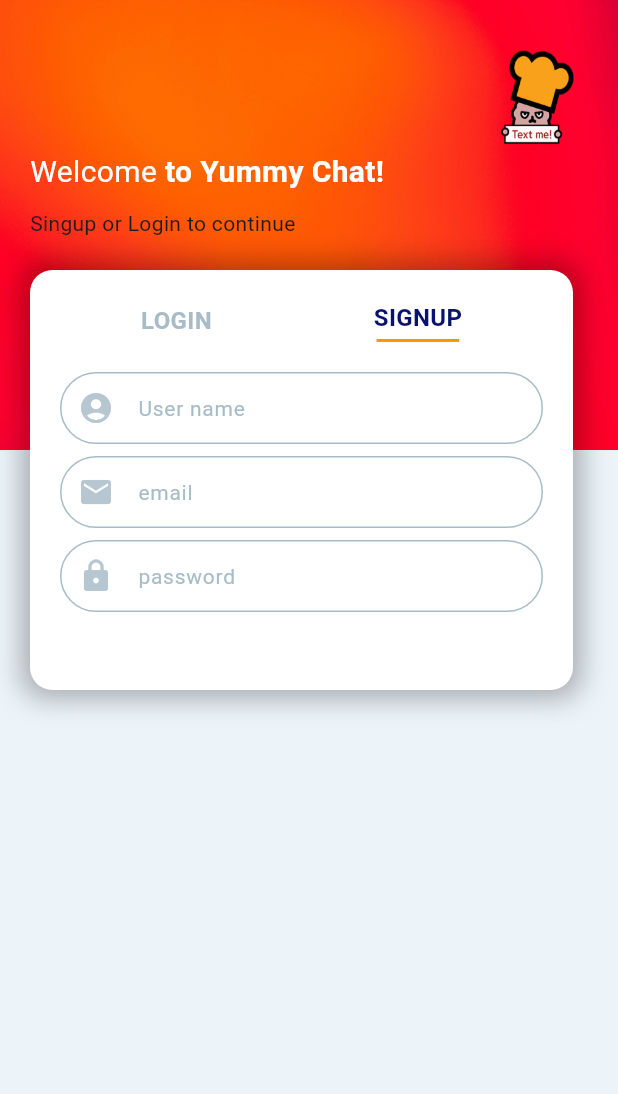
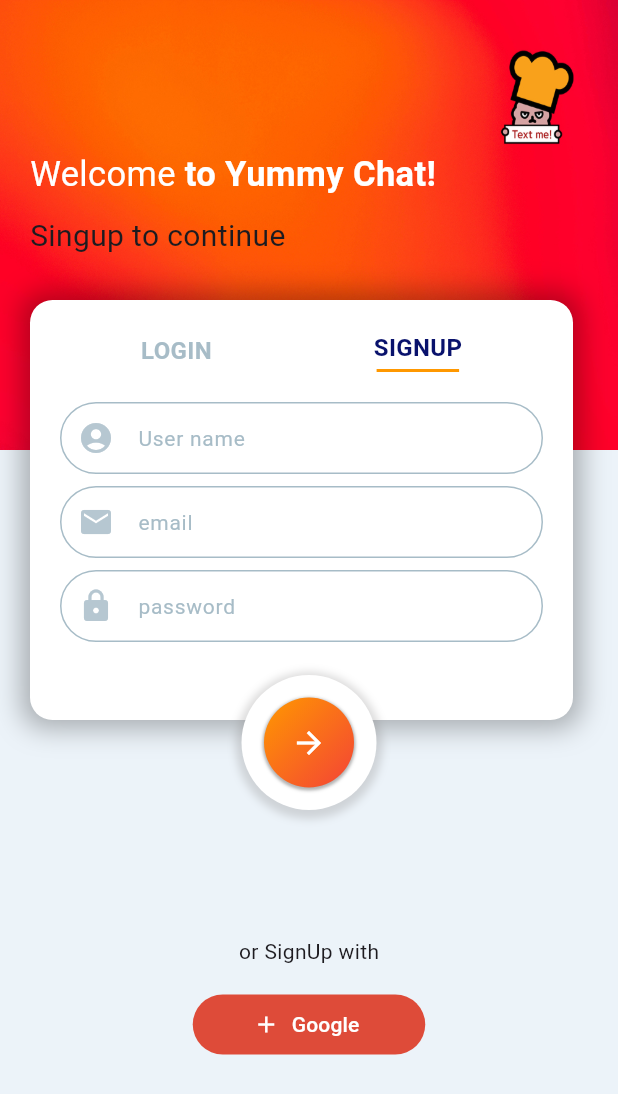
Before and after one commit to shanghanrun/chat_ex01, a Flutter app: the screen it shows after launch, on a phone screen of 412 x 824 dp. Shown: the top 1094 px of the screen. Run offline on Flutter 3.47's test engine with Material 3 defaults, Android fonts, the phone set to English and light mode, and no system bars.

Commit message:
로그인페이지

```diff
--- a/lib/screens/main_screen.dart
+++ b/lib/screens/main_screen.dart
@@ -30,36 +30,46 @@
               ),
               child: Container(
                 padding: const EdgeInsets.fromLTRB(20, 100, 0, 0),
-                child: const Column(
+                child: Column(
                   crossAxisAlignment: CrossAxisAlignment.start,
                   children: [
                     Row(
                       children: [
-                        Text(
+                        const Text(
                           'Welcome ',
-                          style: TextStyle(color: Colors.white, fontSize: 20),
+                          style: TextStyle(color: Colors.white, fontSize: 23),
                         ),
                         Text(
-                          'to Yummy Chat!',
-                          style: TextStyle(
+                          isSignupScreen ? 'to Yummy Chat!' : ' back',
+                          style: const TextStyle(
                               color: Colors.white,
-                              fontSize: 20,
+                              fontSize: 23,
                               fontWeight: FontWeight.bold),
                         ),
                       ],
                     ),
-                    SizedBox(height: 10),
-                    Text('Singup or Login to continue')
+                    const SizedBox(height: 10),
+                    Text(
+                      isSignupScreen
+                          ? 'Singup to continue'
+                          : 'Login to continue',
+                      style: const TextStyle(fontSize: 20),
+                    )
                   ],
                 ),
               ),
             ),
           ),
-          Positioned(
-            top: 180,
-            child: Container(
+          //배경
+          AnimatedPositioned(
+            duration: const Duration(milliseconds: 500),
+            curve: Curves.easeIn,
+            top: 200,
+            child: AnimatedContainer(
+              duration: const Duration(milliseconds: 500),
+              curve: Curves.easeIn,
               padding: const EdgeInsets.all(20),
-              height: 280,
+              height: isSignupScreen ? 280 : 250,
               width: MediaQuery.of(context).size.width - 50,
               margin: const EdgeInsets.symmetric(horizontal: 20),
               decoration: BoxDecoration(
@@ -136,6 +146,7 @@
                     child: Form(
                       child: Column(
                         children: [
+                          if (isSignupScreen)
                             TextFormField(
                               decoration: const InputDecoration(
                                 prefixIcon: Icon(
@@ -230,6 +241,77 @@
               ),
             ),
           ),
+          //텍스트 폼 필드
+          Positioned(
+            top: isSignupScreen ? 450 : 420,
+            right: 0,
+            left: 0,
+            child: Center(
+              child: Container(
+                padding: const EdgeInsets.all(15),
+                height: 90,
+                width: 90,
+                decoration: BoxDecoration(
+                  color: Colors.white,
+                  borderRadius: BorderRadius.circular(50),
+                  boxShadow: [
+                    BoxShadow(
+                        color: const Color.fromARGB(255, 139, 137, 137)
+                            .withOpacity(0.3),
+                        spreadRadius: 4,
+                        blurRadius: 4,
+                        offset: const Offset(0, 2)),
+                  ],
+                ),
+                child: Container(
+                  decoration: BoxDecoration(
+                    borderRadius: BorderRadius.circular(50),
+                    gradient: const LinearGradient(
+                      colors: [Colors.orange, Colors.red],
+                      begin: Alignment.topLeft, // 그라디언트 방향
+                      end: Alignment.bottomRight,
+                    ),
+                    boxShadow: [
+                      BoxShadow(
+                          color: Colors.black.withOpacity(0.3),
+                          spreadRadius: 1,
+                          blurRadius: 1,
+                          offset: const Offset(0, 1)),
+                    ],
+                  ),
+                  child: const Icon(
+                    Icons.arrow_forward,
+                    color: Colors.white,
+                  ),
+                ),
+              ),
+            ),
+          ),
+          //전송버튼
+          Positioned(
+            top: MediaQuery.of(context).size.height - 200,
+            right: 0,
+            left: 0,
+            child: Column(
+              children: [
+                Text(isSignupScreen ? 'or SignUp with' : 'or Login with'),
+                const SizedBox(height: 15),
+                TextButton.icon(
+                  onPressed: () {},
+                  icon: const Icon(Icons.add),
+                  label: const Text('Google'),
+                  style: TextButton.styleFrom(
+                    foregroundColor: Colors.white,
+                    backgroundColor: Palette.googleColor,
+                    minimumSize: const Size(155, 40),
+                    shape: RoundedRectangleBorder(
+                      borderRadius: BorderRadius.circular(20),
+                    ),
+                  ),
+                )
+              ],
+            ),
+          ),
         ],
       ),
     );
```
Lines whose indentation alone changed are shown as unchanged.
